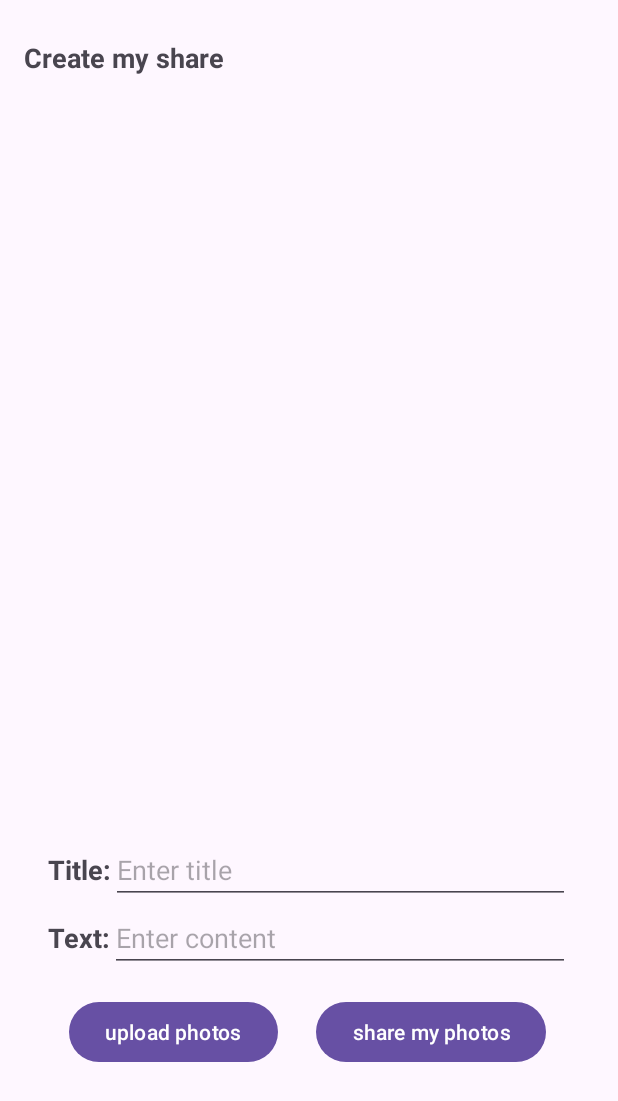
After one commit to chenyi0008/photoSharing, an Android app: the ShareActivity screen opened directly, with no data from a screen before it, on a phone screen of 412 x 824 dp. The commit adds this screen. Shown: the top 1101 px of the screen. Run offline under Robolectric (Android 15) with nearby library versions, the phone set to English and light mode, and no system bars; network calls fail.

Commit message:
completed the 'Create Share' page

```diff
--- a/app/src/main/AndroidManifest.xml
+++ b/app/src/main/AndroidManifest.xml
@@ -50,7 +50,10 @@
             android:name=".ShareDetailActivity"
             android:label="Share Detail Activity">
         </activity>
-
+        <activity
+            android:name=".ShareActivity"
+            android:label="Share Activity">
+    </activity>
     </application>
 
 
--- /dev/null
+++ b/app/src/main/java/com/example/photosharing/Adapter/SelectedImagesAdapter.java
@@ -0,0 +1,60 @@
+package com.example.photosharing.Adapter;
+
+import android.content.Context;
+import android.graphics.Bitmap;
+import android.net.Uri;
+import android.provider.MediaStore;
+import android.view.LayoutInflater;
+import android.view.View;
+import android.view.ViewGroup;
+import android.widget.ImageView;
+import androidx.annotation.NonNull;
+import androidx.recyclerview.widget.RecyclerView;
+
+import com.example.photosharing.R;
+
+import java.io.IOException;
+import java.util.List;
+
+public class SelectedImagesAdapter extends RecyclerView.Adapter<SelectedImagesAdapter.ImageViewHolder> {
+
+    private List<Uri> selectedImageUris;
+    private Context context;
+
+    public SelectedImagesAdapter(List<Uri> selectedImageUris, Context context) {
+        this.selectedImageUris = selectedImageUris;
+        this.context = context;
+    }
+
+    @NonNull
+    @Override
+    public ImageViewHolder onCreateViewHolder(@NonNull ViewGroup parent, int viewType) {
+        View view = LayoutInflater.from(parent.getContext()).inflate(R.layout.item_selected_image, parent, false);
+        return new ImageViewHolder(view);
+    }
+
+    @Override
+    public void onBindViewHolder(@NonNull ImageViewHolder holder, int position) {
+        Uri imageUri = selectedImageUris.get(position);
+        try {
+            Bitmap bitmap = MediaStore.Images.Media.getBitmap(context.getContentResolver(), imageUri);
+            holder.imageView.setImageBitmap(bitmap);
+        } catch (IOException e) {
+            e.printStackTrace();
+        }
+    }
+
+    @Override
+    public int getItemCount() {
+        return selectedImageUris.size();
+    }
+
+    public static class ImageViewHolder extends RecyclerView.ViewHolder {
+        ImageView imageView;
+
+        public ImageViewHolder(@NonNull View itemView) {
+            super(itemView);
+            imageView = itemView.findViewById(R.id.imageView);
+        }
+    }
+}
--- /dev/null
+++ b/app/src/main/res/drawable/rounded_background.xml
@@ -0,0 +1,5 @@
+<!-- res/drawable/rounded_background.xml -->
+<shape xmlns:android="http://schemas.android.com/apk/res/android">
+    <solid android:color="@android:color/white" />
+    <corners android:radius="12dp" /> <!-- Adjust the radius value to control the corner roundness -->
+</shape>
--- /dev/null
+++ b/app/src/main/res/layout/activity_create_share.xml
@@ -0,0 +1,164 @@
+<?xml version="1.0" encoding="utf-8"?>
+<ScrollView xmlns:tools="http://schemas.android.com/tools"
+    android:layout_width="match_parent"
+    android:layout_height="match_parent"
+    xmlns:android="http://schemas.android.com/apk/res/android"
+    xmlns:app="http://schemas.android.com/apk/res-auto">
+    <LinearLayout
+        android:layout_width="match_parent"
+        android:layout_height="wrap_content"
+        android:orientation="vertical"
+        android:padding="16dp">
+
+        <TextView
+            android:layout_width="wrap_content"
+            android:layout_height="wrap_content"
+            android:text="Create my share"
+            android:textSize="18sp"
+            android:textStyle="bold"
+            android:height="45dp"
+            app:layout_constraintTop_toTopOf="parent"
+            app:layout_constraintStart_toStartOf="parent"
+            android:gravity="center_vertical"/>
+
+
+
+
+
+<!--    <ImageView-->
+<!--        android:id="@+id/selectedImageView"-->
+<!--        android:layout_width="match_parent"-->
+<!--        android:layout_height="100dp"-->
+<!--        android:layout_margin="16dp"-->
+<!--        android:scaleType="centerCrop" />-->
+
+
+
+
+<!--    <androidx.constraintlayout.widget.ConstraintLayout-->
+<!--        android:layout_width="match_parent"-->
+<!--        android:layout_height="wrap_content"-->
+<!--        tools:ignore="MissingConstraints">-->
+
+<!--        <androidx.recyclerview.widget.RecyclerView-->
+<!--            android:id="@+id/imagesRecyclerView"-->
+<!--            android:layout_width="0dp"-->
+<!--            android:layout_height="wrap_content"-->
+<!--            android:layout_marginTop="8dp"-->
+<!--            app:layoutManager="androidx.recyclerview.widget.LinearLayoutManager"-->
+<!--            app:layout_constraintEnd_toEndOf="parent"-->
+<!--            app:layout_constraintHorizontal_bias="0.5"-->
+<!--            app:layout_constraintStart_toStartOf="parent"-->
+<!--            app:layout_constraintTop_toTopOf="parent"-->
+<!--            app:layout_constraintWidth_percent="1" />-->
+
+<!--    </androidx.constraintlayout.widget.ConstraintLayout>-->
+
+        <androidx.constraintlayout.widget.ConstraintLayout
+            android:paddingLeft="50dp"
+            android:paddingRight="50dp"
+            android:layout_width="match_parent"
+            android:layout_height="480dp">
+
+            <androidx.recyclerview.widget.RecyclerView
+                android:id="@+id/selectedImagesRecyclerView"
+                android:layout_width="match_parent"
+                android:layout_height="wrap_content"
+                android:padding="16dp"
+                app:layoutManager="androidx.recyclerview.widget.LinearLayoutManager"
+                tools:ignore="MissingConstraints"/>
+
+            <!--            <androidx.recyclerview.widget.RecyclerView-->
+<!--                android:id="@+id/selectedImagesRecyclerView"-->
+<!--                android:layout_width="0dp"-->
+<!--                android:layout_height="wrap_content"-->
+<!--                android:layout_marginTop="8dp"-->
+<!--                app:layoutManager="androidx.recyclerview.widget.LinearLayoutManager"-->
+<!--                app:layout_constraintEnd_toEndOf="parent"-->
+<!--                app:layout_constraintHorizontal_bias="0.5"-->
+<!--                app:layout_constraintStart_toStartOf="parent"-->
+<!--                app:layout_constraintTop_toTopOf="parent"-->
+<!--                app:layout_constraintWidth_percent="1" />-->
+
+
+        </androidx.constraintlayout.widget.ConstraintLayout>
+
+
+
+
+        <androidx.constraintlayout.widget.ConstraintLayout
+        android:layout_width="match_parent"
+        android:layout_height="wrap_content"
+        android:padding="16dp">
+
+        <TextView
+            android:id="@+id/titleLabel"
+            android:layout_width="wrap_content"
+            android:layout_height="wrap_content"
+            android:text="Title:"
+            android:textSize="18sp"
+            android:textStyle="bold"
+            android:height="45dp"
+            app:layout_constraintTop_toTopOf="parent"
+            app:layout_constraintStart_toStartOf="parent"
+            android:gravity="center_vertical"/>
+
+        <EditText
+            android:id="@+id/titleEditText"
+            android:layout_width="0dp"
+            android:layout_height="wrap_content"
+            android:hint="Enter title"
+            app:layout_constraintTop_toTopOf="@+id/titleLabel"
+            app:layout_constraintStart_toEndOf="@+id/titleLabel"
+            app:layout_constraintEnd_toEndOf="parent"/>
+
+        <TextView
+            android:id="@+id/contentLabel"
+            android:layout_width="wrap_content"
+            android:layout_height="wrap_content"
+            android:text="Text:"
+            android:textSize="18sp"
+            android:textStyle="bold"
+            android:height="45dp"
+            android:gravity="center_vertical"
+            app:layout_constraintTop_toBottomOf="@+id/titleLabel"
+            app:layout_constraintStart_toStartOf="parent"/>
+
+        <EditText
+            android:id="@+id/contentEditText"
+            android:layout_width="0dp"
+            android:layout_height="wrap_content"
+            android:hint="Enter content"
+            android:inputType="textMultiLine"
+            android:maxLines="4"
+            app:layout_constraintTop_toTopOf="@+id/contentLabel"
+            app:layout_constraintStart_toEndOf="@+id/contentLabel"
+            app:layout_constraintEnd_toEndOf="parent"/>
+    </androidx.constraintlayout.widget.ConstraintLayout>
+
+        <LinearLayout
+            android:layout_width="wrap_content"
+            android:layout_height="wrap_content"
+            android:orientation="horizontal"
+            app:layout_constraintEnd_toEndOf="parent"
+            app:layout_constraintStart_toStartOf="parent">
+
+            <Button
+                android:id="@+id/uploadImgButton"
+                android:layout_width="wrap_content"
+                android:layout_height="wrap_content"
+                android:layout_marginStart="30dp"
+                android:text="upload photos" />
+
+            <Button
+                android:id="@+id/submitCommentButton"
+                android:layout_width="wrap_content"
+                android:layout_height="wrap_content"
+                android:layout_marginStart="25dp"
+                android:text="share my photos" />
+
+        </LinearLayout>
+
+
+    </LinearLayout>
+</ScrollView>
```
Also changed, not shown: app/src/main/java/com/example/photosharing/MainActivity.java (+12 -0 lines), app/src/main/java/com/example/photosharing/ShareActivity.java (added, +213 -0 lines), app/src/main/java/com/example/photosharing/util/Uploader.java (+60 -0 lines), app/src/main/res/layout/activity_share_detail.xml (+15 -3 lines), app/src/main/res/layout/fragment_test.xml (+20 -4 lines), app/src/main/res/layout/item_image.xml (+19 -7 lines), app/src/main/res/layout/item_selected_image.xml (added, +15 -0 lines).
